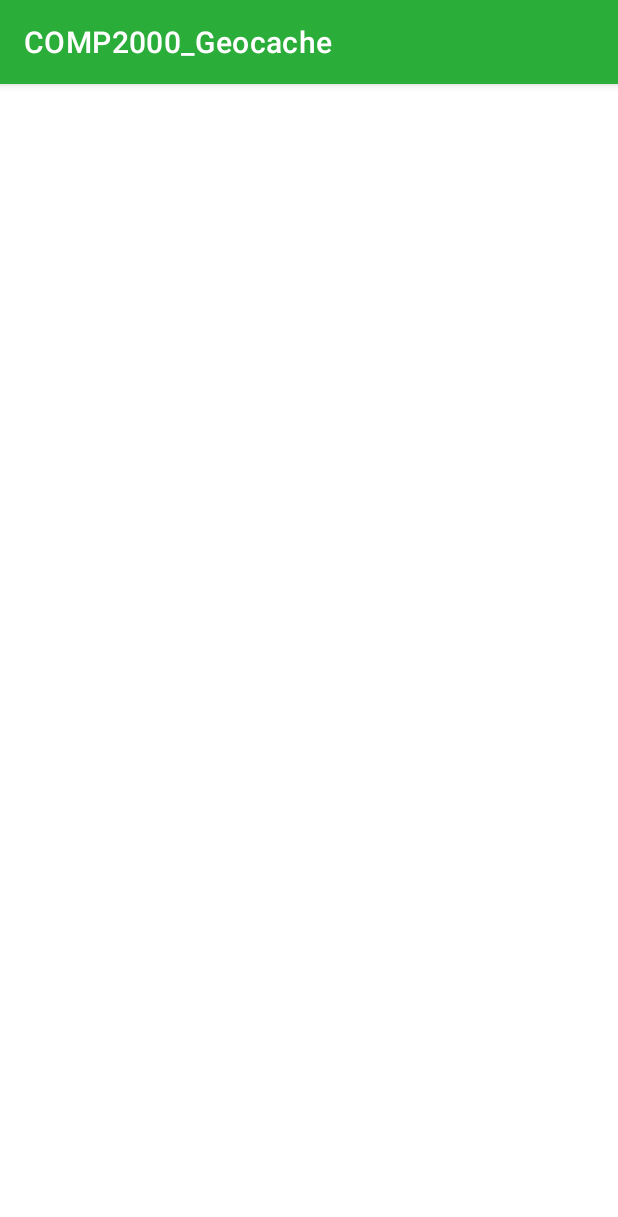
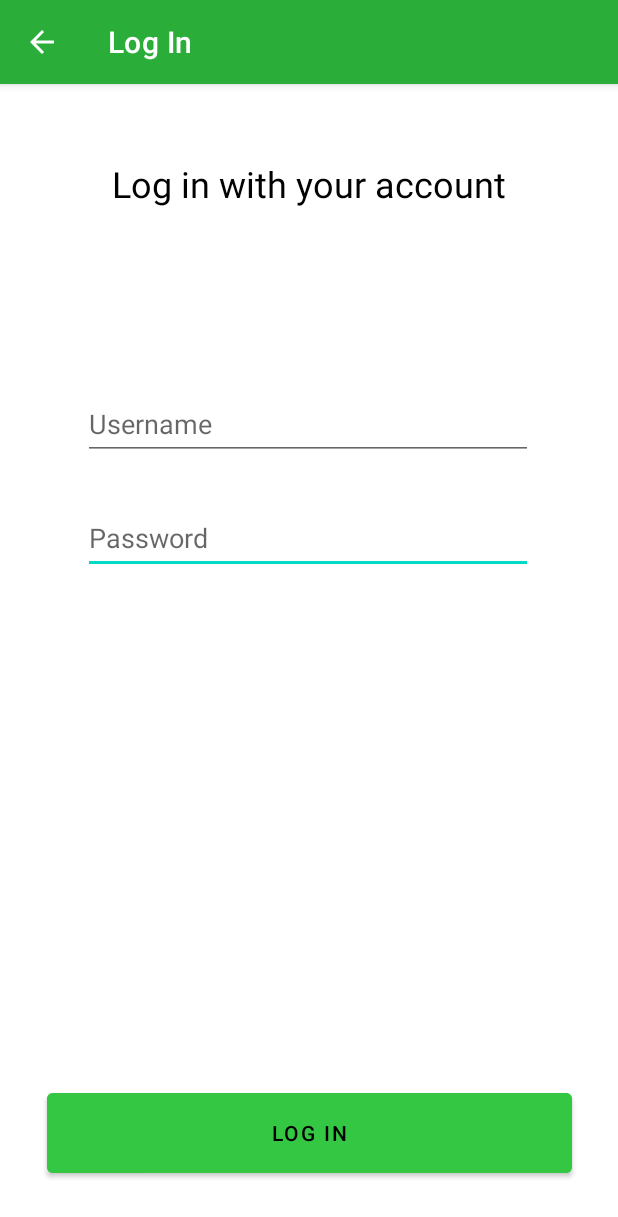
Before and after one commit to jay-whitwell/COMP2000-Set-Exercises, an Android app: the LoginActivity screen opened directly, with no data from a screen before it, on a phone screen of 412 x 824 dp. Shown: the top 1217 px of the screen. Run offline under Robolectric (Android 15) with nearby library versions, the phone set to English and light mode, and no system bars.

Commit message:
Added several login page and sign up page. Starting account page now.

```diff
--- a/app/src/main/java/com/example/comp2000_geocache/LoginActivity.java
+++ b/app/src/main/java/com/example/comp2000_geocache/LoginActivity.java
@@ -2,7 +2,10 @@ package com.example.comp2000_geocache;
 
 import androidx.appcompat.app.AppCompatActivity;
 
+import android.content.Intent;
 import android.os.Bundle;
+import android.view.View;
+import android.widget.Button;
 
 public class LoginActivity extends AppCompatActivity {
 
@@ -10,6 +13,22 @@ public class LoginActivity extends AppCompatActivity {
     protected void onCreate(Bundle savedInstanceState) {
         super.onCreate(savedInstanceState);
         setContentView(R.layout.activity_login);
+
+        Button logInButton = findViewById(R.id.logInButton);
+
+        logInButton.setOnClickListener(new View.OnClickListener() {
+            @Override
+            public void onClick(View view) {
+                login();
+            }
+        });
     }
 
+    // Create the login activity
+    public void login()
+    {
+        Intent intent = new Intent(this, AccountActivity.class);
+
+        startActivity(intent);
+    }
 }
--- a/app/src/main/res/layout/activity_login.xml
+++ b/app/src/main/res/layout/activity_login.xml
@@ -2,8 +2,60 @@
 <androidx.constraintlayout.widget.ConstraintLayout xmlns:android="http://schemas.android.com/apk/res/android"
     xmlns:app="http://schemas.android.com/apk/res-auto"
     xmlns:tools="http://schemas.android.com/tools"
+    android:id="@+id/logInTitle"
     android:layout_width="match_parent"
     android:layout_height="match_parent"
     tools:context=".LoginActivity">
 
+    <Button
+        android:id="@+id/logInButton"
+        android:layout_width="350dp"
+        android:layout_height="65dp"
+        android:layout_marginBottom="36dp"
+        android:backgroundTint="@color/green"
+        android:text="@string/log_in"
+        android:textColor="#000000"
+        app:layout_constraintBottom_toBottomOf="parent"
+        app:layout_constraintEnd_toEndOf="parent"
+        app:layout_constraintStart_toStartOf="parent" />
+
+    <TextView
+        android:id="@+id/textView2"
+        android:layout_width="wrap_content"
+        android:layout_height="wrap_content"
+        android:layout_marginTop="50dp"
+        android:text="@string/log_in_title"
+        android:textColor="#020101"
+        android:textSize="24sp"
+        app:layout_constraintEnd_toEndOf="parent"
+        app:layout_constraintHorizontal_bias="0.498"
+        app:layout_constraintStart_toStartOf="parent"
+        app:layout_constraintTop_toTopOf="parent" />
+
+    <EditText
+        android:id="@+id/logInPassword"
+        android:layout_width="300dp"
+        android:layout_height="wrap_content"
+        android:layout_marginTop="28dp"
+        android:hint="@string/password_placeholder"
+        android:inputType="textPassword"
+        android:minHeight="48dp"
+        app:layout_constraintEnd_toEndOf="parent"
+        app:layout_constraintHorizontal_bias="0.495"
+        app:layout_constraintStart_toStartOf="parent"
+        app:layout_constraintTop_toBottomOf="@+id/logInUsername" />
+
+    <EditText
+        android:id="@+id/logInUsername"
+        android:layout_width="300dp"
+        android:layout_height="wrap_content"
+        android:layout_marginTop="120dp"
+        android:hint="@string/username_placeholder"
+        android:inputType="text"
+        android:minHeight="48dp"
+        app:layout_constraintEnd_toEndOf="parent"
+        app:layout_constraintHorizontal_bias="0.495"
+        app:layout_constraintStart_toStartOf="parent"
+        app:layout_constraintTop_toBottomOf="@+id/textView2" />
+
 </androidx.constraintlayout.widget.ConstraintLayout>
--- a/app/src/main/res/layout/activity_main.xml
+++ b/app/src/main/res/layout/activity_main.xml
@@ -49,7 +49,7 @@
         app:layout_constraintTop_toBottomOf="@+id/imageView" />
 
     <Button
-        android:id="@+id/loginButton"
+        android:id="@+id/homeLoginButton"
         android:layout_width="350dp"
         android:layout_height="65dp"
         android:layout_marginBottom="8dp"
--- a/app/src/main/res/values/strings.xml
+++ b/app/src/main/res/values/strings.xml
@@ -10,4 +10,5 @@
     <string name="email_placeholder">Email Address</string>
     <string name="username_placeholder">Username</string>
     <string name="password_placeholder">Password</string>
+    <string name="log_in_title">Log in with your account</string>
 </resources>
```
Also changed, not shown: app/src/main/AndroidManifest.xml (+14 -5 lines), app/src/main/java/com/example/comp2000_geocache/AccountActivity.java (added, +14 -0 lines), app/src/main/java/com/example/comp2000_geocache/MainActivity.java (+10 -3 lines), app/src/main/java/com/example/comp2000_geocache/SignupActivity.java (+26 -0 lines), app/src/main/res/layout/activity_account.xml (added, +32 -0 lines), app/src/main/res/layout/activity_signup.xml (+4 -7 lines).
